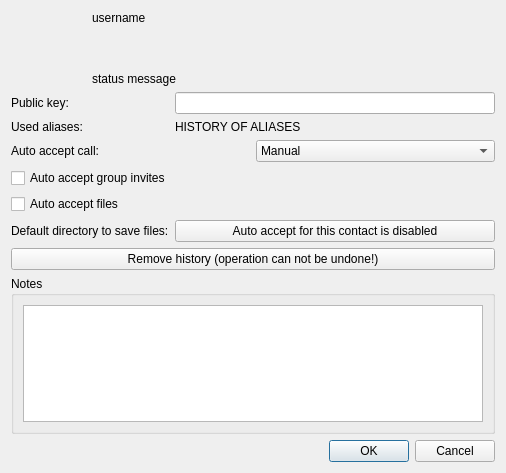
Before: the Qt Designer form src/widget/about/aboutfriendform.ui in qTox/qTox, drawn with Qt 5.
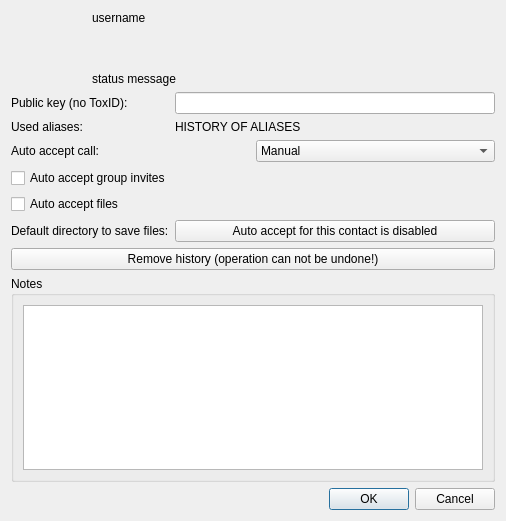
After: the same form once the commit is applied. Icons and pictures are not drawn.

Commit message:
fix(ui): add tooltip to about friend window
This is to explain what the public key can be used for and that it's not
a ToxID.

Diff of the .ui file:
```diff
--- a/src/widget/about/aboutfriendform.ui
+++ b/src/widget/about/aboutfriendform.ui
@@ -7,7 +7,7 @@
     <x>0</x>
     <y>0</y>
     <width>506</width>
-    <height>473</height>
+    <height>521</height>
    </rect>
   </property>
   <property name="windowTitle">
@@ -115,7 +115,7 @@
         <enum>Qt::LeftToRight</enum>
        </property>
        <property name="text">
-        <string>Public key:</string>
+        <string>Public key (no ToxID):</string>
        </property>
       </widget>
      </item>
```
Left out of the diff: 9 changed lines with no effect on the pictures.
